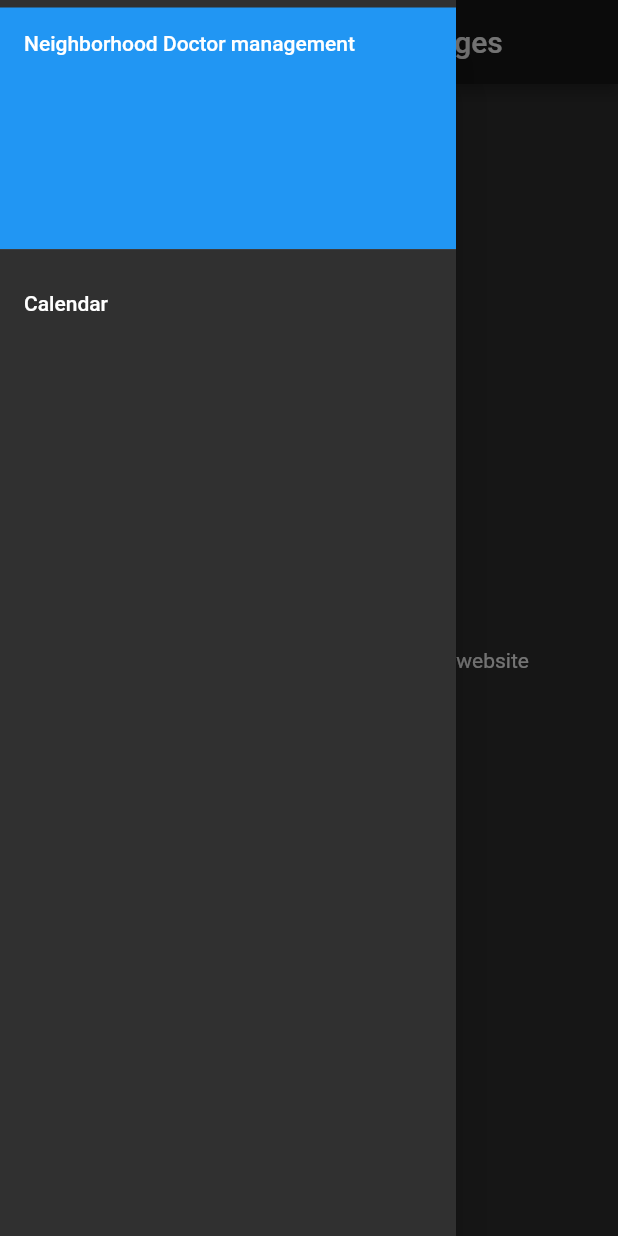
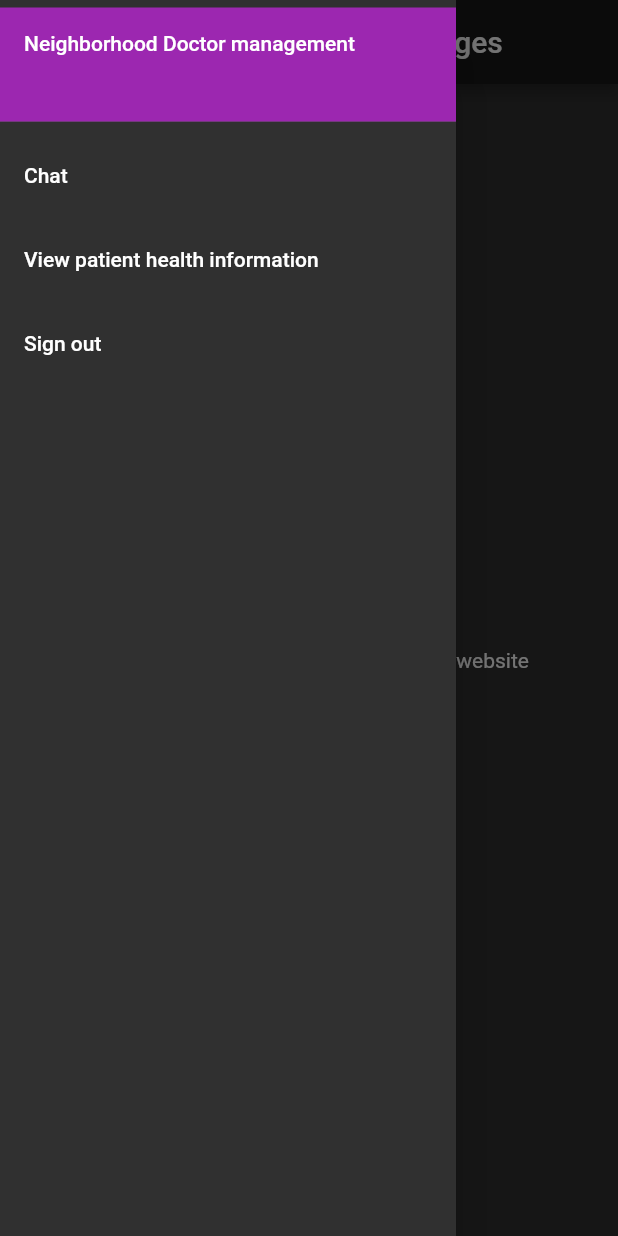
Before and after one commit to Alexander-RMIT/COSC2299_Group8_Major_Assessment, a Flutter app: the NavigationBarDoc screen opened directly, with the side drawer open, on a phone screen of 412 x 824 dp. Run offline on Flutter 3.47's test engine with Material 2 defaults, Android fonts, the phone set to English and light mode, and no system bars; our stand-ins replace email_validator.

Commit message:
Update navigationBarDoc.dart

```diff
--- a/FrontEnd/neighborhood_doctor/lib/pages/doctor/navigationBarDoc.dart
+++ b/FrontEnd/neighborhood_doctor/lib/pages/doctor/navigationBarDoc.dart
@@ -1,5 +1,9 @@
 import 'package:flutter/material.dart';
-
+import 'package:neighborhood_doctors/pages/doctor/chatDoc.dart';
+import 'package:neighborhood_doctors/pages/doctor/patientHealthInfoDovView.dart';
+import 'package:neighborhood_doctors/pages/doctor/editAvailability.dart';
+import 'package:neighborhood_doctors/pages/doctor/viewAppointmentsDocView.dart';
+import 'package:neighborhood_doctors/pages/doctor/editAvailability.dart';
 
 class NavigationBarDoc extends StatefulWidget{
   @override
@@ -14,29 +18,46 @@ class NavBarStateDac extends State<NavigationBarDoc> {
   Widget build(BuildContext context) {
     return Scaffold(
       appBar: AppBar(
-        title: Text('Neighborhood Doctors Pages')
+          title: Text('Neighborhood Doctors Pages')
       ),
       body: Center(child: Text('Welcome to the Neighborhood Doctors website')),
       drawer: Drawer(
         child: ListView(
           padding: EdgeInsets.only(top: minimumPadding, bottom: minimumPadding),
           children: <Widget>[
-            DrawerHeader(
-              child: Text('Neighborhood Doctor management'),
-              decoration: BoxDecoration(
-                color: Colors.blue,
+            const SizedBox(
+              height: 84,
+              child: DrawerHeader(
+                child: Text('Neighborhood Doctor management'),
+                decoration: BoxDecoration(
+                  color: Colors.purple,
+                ),
               ),
             ),
             ListTile(
-              title: Text('Calendar'),
+              title: Text('Chat'),
               onTap: () {
-                  Navigator.push(
-                    context,
+                Navigator.push(context,
                     MaterialPageRoute(
-                      builder: (context) => landing_user();
-                    )
-                  ),
+                        builder: (context) => ChatDoctor(title: 'Chat')));
               },
+            ),
+            ListTile(
+              title: Text('View patient health information'),
+              onTap: () {
+                Navigator.push(context,
+                    MaterialPageRoute(
+                        builder: (context) => PatientHealthInfoDoctor(title: 'Health Information')));
+              },
+            ),
+            ListTile(
+                title: Text('Sign out'),
+                onTap: () {
+                  // Navigator.push(context,
+                  //   MaterialPageRoute(builder: (context) => NavigationBarLanding()));
+                  Navigator.pushNamedAndRemoveUntil(context, '/', (_) => false);
+
+                }
             )
           ],
         ),
```
